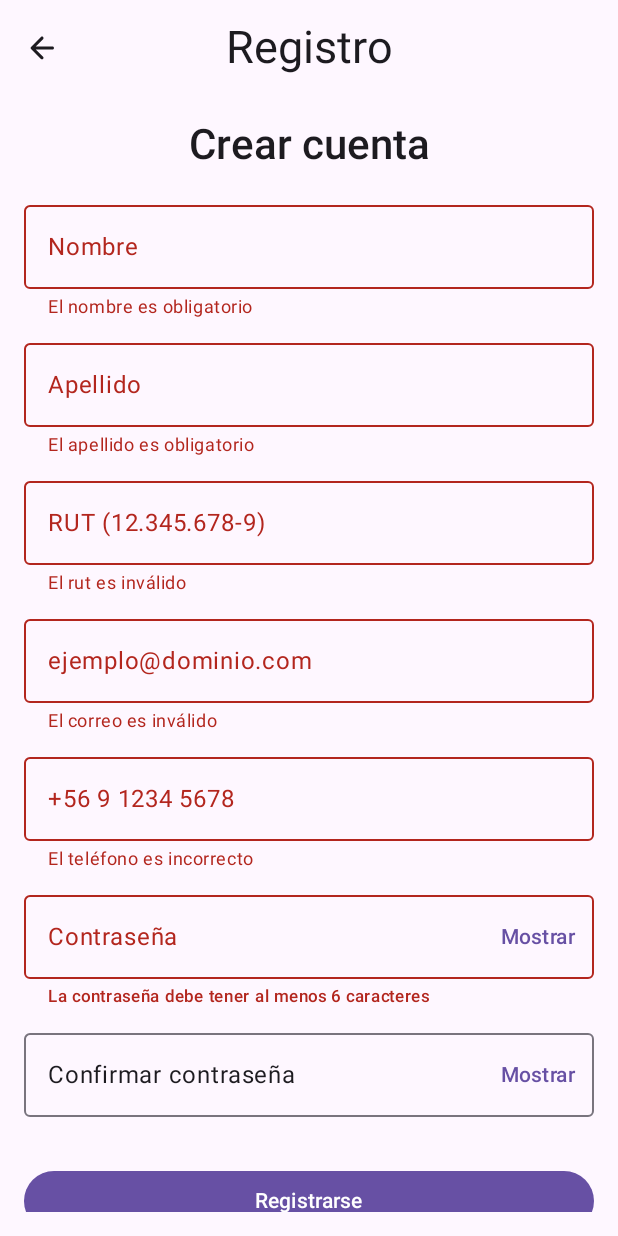
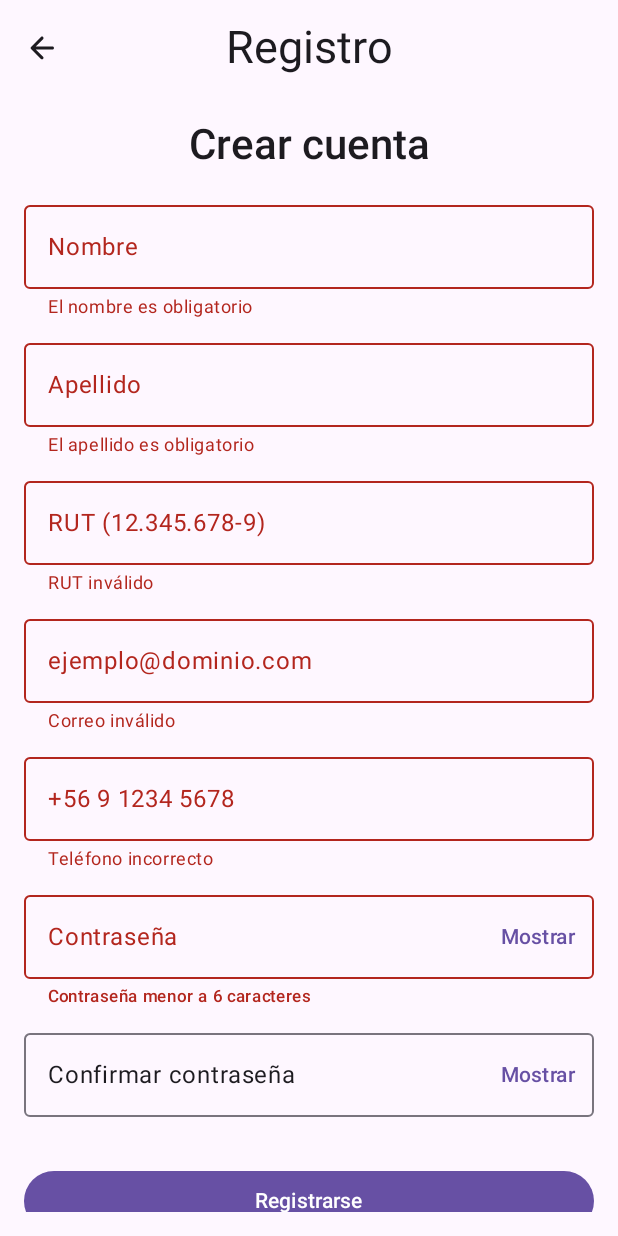
Before and after one commit to AleDCO87/tatapp2, an Android app built with Jetpack Compose: the FormRegistro screen opened through its navigation route, after a tap on "Registrarse", on a phone screen of 412 x 824 dp. Run offline under Robolectric (Android 15) with nearby library versions, the phone set to English and light mode, and no system bars; our stand-ins replace Firebase (no records; nobody signed in at launch, a user with empty details on screens opened directly), Room's generated code.

Commit message:
login y registro funcional con firebase

```diff
--- a/app/src/main/AndroidManifest.xml
+++ b/app/src/main/AndroidManifest.xml
@@ -1,6 +1,9 @@
 <?xml version="1.0" encoding="utf-8"?>
 <manifest xmlns:android="http://schemas.android.com/apk/res/android"
     xmlns:tools="http://schemas.android.com/tools">
+
+    <!-- Permiso de Internet -->
+    <uses-permission android:name="android.permission.INTERNET" />
 
     <application
         android:allowBackup="true"
--- a/app/src/main/java/com/example/tatapp/MainActivity.kt
+++ b/app/src/main/java/com/example/tatapp/MainActivity.kt
@@ -35,6 +35,7 @@ import com.example.tatapp.ui.screens.subcategorias.SubCategoriasScreen
 import com.example.tatapp.ui.theme.TatappTheme
 import com.example.tatapp.viewmodel.SettingsViewModel
 import com.example.tatapp.viewmodel.SettingsViewModelFactory
+import com.google.firebase.FirebaseApp
 
 class MainActivity : ComponentActivity() {
 
@@ -44,6 +45,7 @@ class MainActivity : ComponentActivity() {
         val splashScreen = installSplashScreen()
         splashScreen.setKeepOnScreenCondition { false }
         super.onCreate(savedInstanceState)
+        FirebaseApp.initializeApp(this)
         enableEdgeToEdge()
 
         // Crear DB y ViewModel con Factory
--- a/app/src/main/java/com/example/tatapp/ui/screens/formRegistro/FormRegistro.kt
+++ b/app/src/main/java/com/example/tatapp/ui/screens/formRegistro/FormRegistro.kt
@@ -35,19 +35,10 @@ fun FormRegistro(
     val snackbarHostState = remember { SnackbarHostState() }
     val scrollState = rememberScrollState()
 
-    // Mostrar mensajes generales
-    /*LaunchedEffect(vm.mensaje) {
-        vm.mensaje?.let { msg ->
-            snackbarHostState.showSnackbar(msg)
-            vm.mensaje = null
-        }
-    }*/
-
     // Confirmación y navegación
     LaunchedEffect(vm.registroExitoso) {
         if (vm.registroExitoso) {
-            snackbarHostState.showSnackbar("Registro Completado ✅")
-            delay(800)
+            snackbarHostState.showSnackbar("Registro completado ✅")
             navController.navigate("homeProductosScreen") {
                 popUpTo("registro") { inclusive = true }
             }
@@ -63,13 +54,7 @@ fun FormRegistro(
                     IconButton(onClick = { navController.popBackStack() }) {
                         Icon(Icons.AutoMirrored.Rounded.ArrowBack, contentDescription = "Volver")
                     }
-                },
-                colors = TopAppBarDefaults.centerAlignedTopAppBarColors(
-                    containerColor = MaterialTheme.colorScheme.surface,            // Fondo
-                    titleContentColor = MaterialTheme.colorScheme.onSurface,       // Texto
-                    navigationIconContentColor = MaterialTheme.colorScheme.onSurface, // Iconos izq.
-                    actionIconContentColor = MaterialTheme.colorScheme.onSurface   // Iconos der.
-                )
+                }
             )
         },
         snackbarHost = { SnackbarHost(hostState = snackbarHostState) }
@@ -82,12 +67,7 @@ fun FormRegistro(
                 .verticalScroll(scrollState),
             horizontalAlignment = Alignment.CenterHorizontally
         ) {
-
-            Text(
-                text = "Crear cuenta",
-                style = MaterialTheme.typography.displayMedium
-            )
-
+            Text(text = "Crear cuenta", style = MaterialTheme.typography.displayMedium)
             Spacer(Modifier.height(16.dp))
 
             // Nombre
@@ -98,12 +78,8 @@ fun FormRegistro(
                 modifier = Modifier.fillMaxWidth(),
                 singleLine = true,
                 isError = vm.errorNombre != null,
-                supportingText = {
-                    vm.errorNombre?.let { Text(it, color = MaterialTheme.colorScheme.error) }
-                },
-                keyboardActions = KeyboardActions(
-                    onDone = { focusManager.clearFocus() }
-                ),
+                supportingText = { vm.errorNombre?.let { Text(it, color = MaterialTheme.colorScheme.error) } },
+                keyboardActions = KeyboardActions(onDone = { focusManager.clearFocus() }),
                 colors= OutlinedTextFieldDefaults.colors(
                     focusedLabelColor = MaterialTheme.colorScheme.onBackground,
                     unfocusedLabelColor = MaterialTheme.colorScheme.onBackground,
@@ -121,12 +97,8 @@ fun FormRegistro(
                 modifier = Modifier.fillMaxWidth(),
                 singleLine = true,
                 isError = vm.errorApellido != null,
-                supportingText = {
-                    vm.errorApellido?.let { Text(it, color = MaterialTheme.colorScheme.error) }
-                },
-                keyboardActions = KeyboardActions(
-                    onDone = { focusManager.clearFocus() }
-                ),
+                supportingText = { vm.errorApellido?.let { Text(it, color = MaterialTheme.colorScheme.error) } },
+                keyboardActions = KeyboardActions(onDone = { focusManager.clearFocus() }),
                 colors= OutlinedTextFieldDefaults.colors(
                     focusedLabelColor = MaterialTheme.colorScheme.onBackground,
                     unfocusedLabelColor = MaterialTheme.colorScheme.onBackground,
@@ -148,21 +120,14 @@ fun FormRegistro(
                         } else {
                             vm.errorRut = "El rut es inválido"
                         }
-                    } else {
-                        vm.errorRut = null
-                    }
+                    } else vm.errorRut = null
                 },
                 label = { Text("RUT (12.345.678-9)") },
                 keyboardOptions = KeyboardOptions(keyboardType = KeyboardType.Text),
                 modifier = Modifier.fillMaxWidth(),
                 singleLine = true,
                 isError = vm.errorRut != null,
-                supportingText = {
-                    vm.errorRut?.let { Text(it, color = MaterialTheme.colorScheme.error) }
-                },
-                keyboardActions = KeyboardActions(
-                    onDone = { focusManager.clearFocus() }
-                ),
+                supportingText = { vm.errorRut?.let { Text(it, color = MaterialTheme.colorScheme.error) } },
                 colors= OutlinedTextFieldDefaults.colors(
                     focusedLabelColor = MaterialTheme.colorScheme.onBackground,
                     unfocusedLabelColor = MaterialTheme.colorScheme.onBackground,
@@ -181,12 +146,7 @@ fun FormRegistro(
                 modifier = Modifier.fillMaxWidth(),
                 singleLine = true,
                 isError = vm.errorCorreo != null,
-                supportingText = {
-                    vm.errorCorreo?.let { Text(it, color = MaterialTheme.colorScheme.error) }
-                },
-                keyboardActions = KeyboardActions(
-                    onDone = { focusManager.clearFocus() }
-                ),
+                supportingText = { vm.errorCorreo?.let { Text(it, color = MaterialTheme.colorScheme.error) } },
                 colors= OutlinedTextFieldDefaults.colors(
                     focusedLabelColor = MaterialTheme.colorScheme.onBackground,
                     unfocusedLabelColor = MaterialTheme.colorScheme.onBackground,
@@ -205,12 +165,7 @@ fun FormRegistro(
                 modifier = Modifier.fillMaxWidth(),
                 singleLine = true,
                 isError = vm.errorTelefono != null,
-                supportingText = {
-                    vm.errorTelefono?.let { Text(it, color = MaterialTheme.colorScheme.error) }
-                },
-                keyboardActions = KeyboardActions(
-                    onDone = { focusManager.clearFocus() }
-                ),
+                supportingText = { vm.errorTelefono?.let { Text(it, color = MaterialTheme.colorScheme.error) } },
                 colors= OutlinedTextFieldDefaults.colors(
                     focusedLabelColor = MaterialTheme.colorScheme.onBackground,
                     unfocusedLabelColor = MaterialTheme.colorScheme.onBackground,
@@ -223,17 +178,12 @@ fun FormRegistro(
             // Contraseña
             PasswordField(
                 value = vm.regPassword,
-                onValueChange = {
-                    vm.regPassword = it
-                    vm.errorPassword = null
-                },
+                onValueChange = { vm.regPassword = it; vm.errorPassword = null },
                 errorText = vm.errorPassword,
                 confirmValue = vm.regConfirmarPassword,
                 minLength = 6,
                 modifier = Modifier.fillMaxWidth(),
-                label = "Contraseña",
-
-
+                label = "Contraseña"
             )
 
             Spacer(Modifier.height(8.dp))
@@ -246,35 +196,40 @@ fun FormRegistro(
                 label = { Text("Confirmar contraseña") },
                 visualTransformation = if (confirmReveal) VisualTransformation.None else PasswordVisualTransformation(),
                 modifier = Modifier.fillMaxWidth(),
+                singleLine = true,
+                isError = vm.errorConfirmPassword != null,
+                supportingText = { vm.errorConfirmPassword?.let { Text(it, color = MaterialTheme.colorScheme.error) } },
+                trailingIcon = {
+                    TextButton(onClick = { confirmReveal = !confirmReveal }) {
+                        Text(if (confirmReveal) "Ocultar" else "Mostrar")
+                    }
+                },
                 colors= OutlinedTextFieldDefaults.colors(
                     focusedLabelColor = MaterialTheme.colorScheme.onBackground,
                     unfocusedLabelColor = MaterialTheme.colorScheme.onBackground,
                     errorLabelColor = MaterialTheme.colorScheme.error,
-                ),
-                singleLine = true,
-                isError = vm.errorConfirmPassword != null,
-                supportingText = {
-                    vm.errorConfirmPassword?.let { Text(it, color = MaterialTheme.colorScheme.error) }
-                },
-                trailingIcon = {
-                    TextButton(onClick = { confirmReveal = !confirmReveal }) {
-                        Text(if (confirmReveal) "Ocultar" else "Mostrar")
-                    }
-                }
+                )
             )
 
             Spacer(Modifier.height(16.dp))
 
-            // Botón Registrar
             Button(
-                onClick = { vm.validarFormulario() },
-                modifier = Modifier.fillMaxWidth()
+                onClick = { vm.registrarUsuario() },
+                modifier = Modifier.fillMaxWidth(),
+                enabled = !vm.isLoading
             ) {
-                Text("Registrarse")
+                if (vm.isLoading) {
+                    CircularProgressIndicator(
+                        color = MaterialTheme.colorScheme.onPrimary,
+                        strokeWidth = 2.dp,
+                        modifier = Modifier.size(24.dp)
+                    )
+                } else {
+                    Text("Registrarse")
+                }
             }
 
             Spacer(Modifier.height(8.dp))
-
             TextButton(onClick = { navController.popBackStack() }) {
                 Text("Cancelar")
             }
--- a/app/src/main/java/com/example/tatapp/ui/screens/formRegistro/FormRegistroViewModel.kt
+++ b/app/src/main/java/com/example/tatapp/ui/screens/formRegistro/FormRegistroViewModel.kt
@@ -4,37 +4,24 @@ import androidx.compose.runtime.getValue
 import androidx.compose.runtime.mutableStateOf
 import androidx.compose.runtime.setValue
 import androidx.lifecycle.ViewModel
+import androidx.lifecycle.viewModelScope
+import com.example.tatapp.data.repositorio.AuthRepository
 import com.example.tatapp.ui.components.esRutValidoConFuncion
 import com.example.tatapp.ui.components.formatearRUT
+import kotlinx.coroutines.launch
 
-class FormRegistroViewModel : ViewModel() {
+class FormRegistroViewModel(
+    private val authRepo: AuthRepository = AuthRepository()
+) : ViewModel() {
 
     // ----> Campos del formulario <----
     var regNombre by mutableStateOf("")
-    fun onRegNombreChange(value: String) { regNombre = value }
-
     var regApellido by mutableStateOf("")
-    fun onRegApellidoChange(value: String) { regApellido = value }
-
     var regRut by mutableStateOf("")
-    fun onRegRutChange(value: String) { regRut = value }
-
     var regCorreo by mutableStateOf("")
-    fun onRegCorreoChange(value: String) { regCorreo = value }
-
     var regTelefono by mutableStateOf("")
-    fun onRegTelefonoChange(value: String) { regTelefono = value }
-
     var regPassword by mutableStateOf("")
-    fun onRegPasswordChange(value: String) { regPassword = value }
-
     var regConfirmarPassword by mutableStateOf("")
-    fun onRegConfirmarPasswordChange(value: String) { regConfirmarPassword = value }
-
-
-    // Mensaje general
-    //var mensaje by mutableStateOf<String?>(null)
-
 
     // ----> Errores asociados a los campos <----
     var errorNombre by mutableStateOf<String?>(null)
@@ -45,60 +32,56 @@ class FormRegistroViewModel : ViewModel() {
     var errorPassword by mutableStateOf<String?>(null)
     var errorConfirmPassword by mutableStateOf<String?>(null)
 
-    // ----> Flag de registro exitoso <----
+    // ----> Flags de UI <----
     var registroExitoso by mutableStateOf(false)
+    var isLoading by mutableStateOf(false)
 
-    fun validarFormulario() {
-        // Reset errores
-        errorNombre = null
-        errorApellido = null
-        errorRut = null
-        errorCorreo = null
-        errorTelefono = null
-        errorPassword = null
-        errorConfirmPassword = null
+    // ----> Funciones de cambio
+    fun onRegNombreChange(value: String) { regNombre = value; errorNombre = null }
+    fun onRegApellidoChange(value: String) { regApellido = value; errorApellido = null }
+    fun onRegRutChange(value: String) { regRut = value; errorRut = null }
+    fun onRegCorreoChange(value: String) { regCorreo = value; errorCorreo = null }
+    fun onRegTelefonoChange(value: String) { regTelefono = value; errorTelefono = null }
+    fun onRegPasswordChange(value: String) { regPassword = value; errorPassword = null }
+    fun onRegConfirmarPasswordChange(value: String) { regConfirmarPassword = value; errorConfirmPassword = null }
 
+    /** Valida los campos localmente */
+    private fun validarCampos(): Boolean {
         var valido = true
+        errorNombre = if (regNombre.isBlank()) { valido = false; "El nombre es obligatorio" } else null
+        errorApellido = if (regApellido.isBlank()) { valido = false; "El apellido es obligatorio" } else null
+        errorRut = if (!esRutValidoConFuncion(regRut)) { valido = false; "RUT inválido" } else null
+        if (errorRut == null) regRut = formatearRUT(regRut)
+        errorCorreo = if (!android.util.Patterns.EMAIL_ADDRESS.matcher(regCorreo).matches()) { valido = false; "Correo inválido" } else null
+        errorTelefono = if (regTelefono.length < 8) { valido = false; "Teléfono incorrecto" } else null
+        errorPassword = if (regPassword.length < 6) { valido = false; "Contraseña menor a 6 caracteres" } else null
+        errorConfirmPassword = if (regPassword != regConfirmarPassword) { valido = false; "Contraseñas no coinciden" } else null
+        return valido
+    }
 
-        if (regNombre.isBlank()) {
-            errorNombre = "El nombre es obligatorio"
-            valido = false
-        }
+    /** Registra el usuario usando AuthRepository */
+    fun registrarUsuario() {
+        if (!validarCampos()) return
 
-        if (regApellido.isBlank()) {
-            errorApellido = "El apellido es obligatorio"
-            valido = false
-        }
-
-        if (!esRutValidoConFuncion(regRut)) {
-            errorRut = "El rut es inválido"
-            valido = false
-        } else {
-            regRut = formatearRUT(regRut)
-        }
-
-        if (!android.util.Patterns.EMAIL_ADDRESS.matcher(regCorreo).matches()) {
-            errorCorreo = "El correo es inválido"
-            valido = false
-        }
-
-        if (regTelefono.length < 8) {
-            errorTelefono = "El teléfono es incorrecto"
-            valido = false
-        }
-
-        if (regPassword.length < 6) {
-            errorPassword = "La contraseña debe tener al menos 6 caracteres"
-            valido = false
-        }
-
-        if (regPassword != regConfirmarPassword) {
-            errorConfirmPassword = "Las contraseñas no coinciden"
-            valido = false
-        }
-
-        if (valido) {
-            registroExitoso = true
+        isLoading = true
+        viewModelScope.launch {
+            try {
+                authRepo.register(
+                    nombre = regNombre,
+                    apellido = regApellido,
+                    email = regCorreo,
+                    password = regPassword
+                )
+                registroExitoso = true
+            } catch (e: Exception) {
+                when {
+                    e.message?.contains("correo") == true -> errorCorreo = e.message
+                    e.message?.contains("contraseña") == true -> errorPassword = e.message
+                    else -> errorPassword = e.message ?: "Error desconocido"
+                }
+            } finally {
+                isLoading = false
+            }
         }
     }
 }
```
Also changed, not shown: app/build.gradle.kts (+9 -0 lines), app/src/main/java/com/example/tatapp/data/repositorio/AuthRepository.kt (added, +54 -0 lines), app/src/main/java/com/example/tatapp/ui/screens/datosUsuario/DatosUsuarioScreen.kt (added, +88 -0 lines), app/src/main/java/com/example/tatapp/ui/screens/loggin/LoginScreen.kt (+20 -0 lines), app/src/main/java/com/example/tatapp/ui/screens/loggin/LoginViewModel.kt (+44 -28 lines), gradle/libs.versions.toml (+16 -0 lines), 2 other files.
